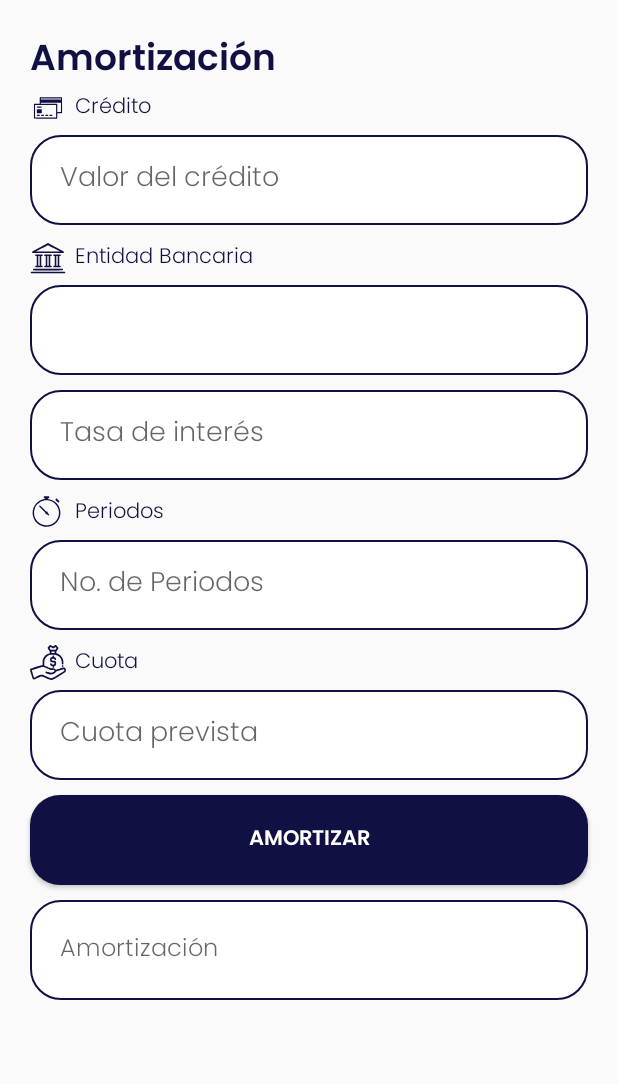
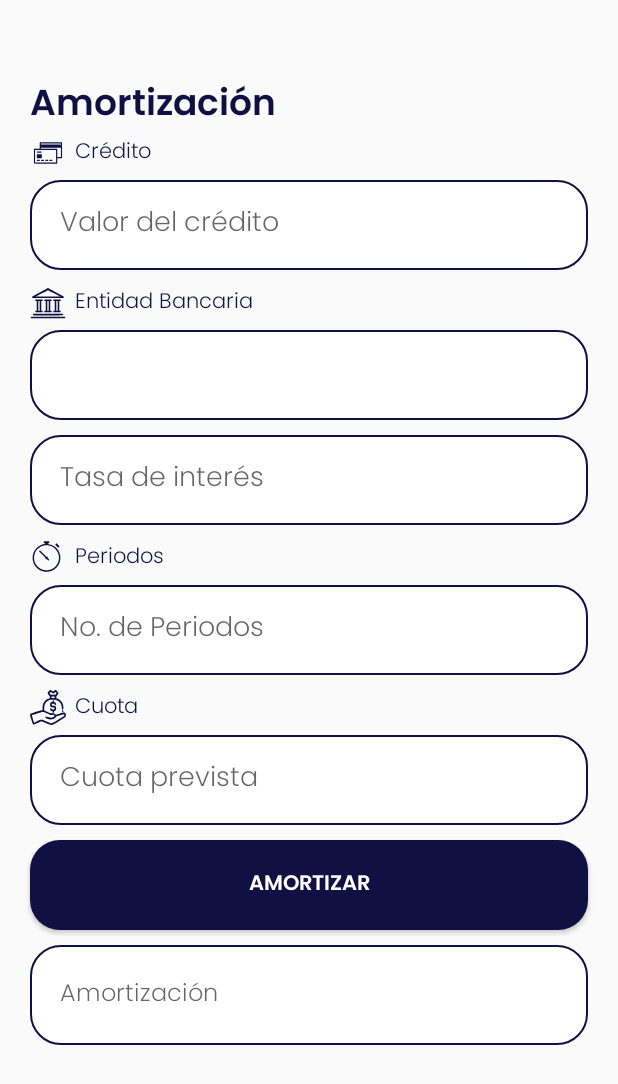
Before and after one commit to JoseAAgaton22/TradeAppBeta, an Android app: the layout fragment_amortizacion.xml on its own in the app's theme, with its tools: preview values and no code run, on a phone screen of 412 x 824 dp. Shown: the top 1084 px of the screen. Run offline under Robolectric (Android 15) with nearby library versions, the phone set to English and light mode, and no system bars.

Commit message:
Correcciones Fragment Amortización

```diff
--- a/app/src/main/res/layout/fragment_amortizacion.xml
+++ b/app/src/main/res/layout/fragment_amortizacion.xml
@@ -15,7 +15,7 @@
             android:layout_width="match_parent"
             android:layout_height="wrap_content"
             android:layout_marginStart="20dp"
-            android:layout_marginTop="20dp"
+            android:layout_marginTop="50dp"
             android:text="Amortización"
             android:fontFamily="@font/poppins_semibold"
             android:textColor="@color/main"
@@ -27,12 +27,12 @@
             android:id="@+id/ic_credito"
             android:src="@drawable/ic_credito"
             android:layout_marginStart="20dp"
-            android:layout_marginTop="60dp" />
+            android:layout_marginTop="90dp" />
         <TextView
             android:layout_width="match_parent"
             android:layout_height="wrap_content"
             android:layout_marginStart="50dp"
-            android:layout_marginTop="60dp"
+            android:layout_marginTop="90dp"
             android:layout_marginEnd="20dp"
             android:fontFamily="@font/poppins_normal"
             android:text="Crédito"
@@ -44,7 +44,7 @@
             android:layout_width="match_parent"
             android:layout_height="60dp"
             android:layout_marginStart="20dp"
-            android:layout_marginTop="90dp"
+            android:layout_marginTop="120dp"
             android:layout_marginEnd="20dp"
             android:background="@drawable/edit_text_background"
             android:fontFamily="@font/poppins_light"
@@ -59,13 +59,13 @@
             android:id="@+id/ic_banco"
             android:src="@drawable/ic_banco"
             android:layout_marginStart="20dp"
-            android:layout_marginTop="160dp" />
+            android:layout_marginTop="190dp" />
 
         <TextView
             android:layout_width="match_parent"
             android:layout_height="wrap_content"
             android:layout_marginStart="50dp"
-            android:layout_marginTop="160dp"
+            android:layout_marginTop="190dp"
             android:layout_marginEnd="20dp"
             android:fontFamily="@font/poppins_normal"
             android:text="Entidad Bancaria"
@@ -77,7 +77,7 @@
             android:layout_width="match_parent"
             android:layout_height="60dp"
             android:layout_marginStart="20dp"
-            android:layout_marginTop="190dp"
+            android:layout_marginTop="220dp"
             android:layout_marginEnd="20dp"
             android:fontFamily="@font/poppins_normal"
             android:background="@drawable/edit_text_background"/>
@@ -92,7 +92,7 @@
             android:background="@drawable/edit_text_background"
             android:fontFamily="@font/poppins_light"
             android:hint="Tasa de interés"
-            android:inputType="number"
+            android:inputType="numberDecimal"
             android:paddingStart="20dp"
             android:paddingEnd="20dp"
             android:visibility="gone"
```
Also changed, not shown: app/src/main/java/com/app/tradeapp/Fragments/AmortizacionFragment.java (+102 -91 lines).
